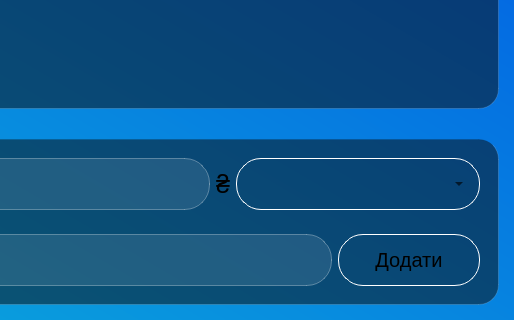
First picture: the form in budget_manager_frontend/forms/mainwindow.ui, repository BogdanKalysh/budget_manager_app, before the edit; both pictures show x 766 to 1280 and y 400 to 720 of the 1280 by 720 pixel window.
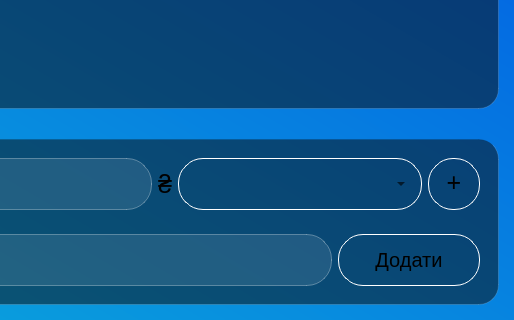
Second picture: the form after the edit. Icons and pictures are not drawn.

Commit message: add transaction button

What changed in the file:
```diff
--- a/budget_manager_frontend/forms/mainwindow.ui
+++ b/budget_manager_frontend/forms/mainwindow.ui
@@ -153,6 +153,21 @@
 	background: rgba(255,255,255,0.2);
 	border: 1px solid rgba( 255, 255, 255, 0.18 );
 	border-radius: 3px;
+}
+
+#addCategoryButton{
+ 	height: 47px;
+ 	width: 50px;
+ 	border-radius: 25px;
+ 	background: transparent;
+ 	border: 1px solid white;
+	font-size: 25px;
+	padding-bottom:3px;
+}
+
+#addCategoryButton::hover{
+ background: rgb(88, 153, 255);
+ border-style: none;
 }</string>
   </property>
   <widget class="QWidget" name="centralwidget">
@@ -567,6 +582,13 @@
                </property>
               </widget>
              </item>
+             <item>
+              <widget class="QPushButton" name="addCategoryButton">
+               <property name="text">
+                <string>+</string>
+               </property>
+              </widget>
+             </item>
             </layout>
            </widget>
           </item>
```
